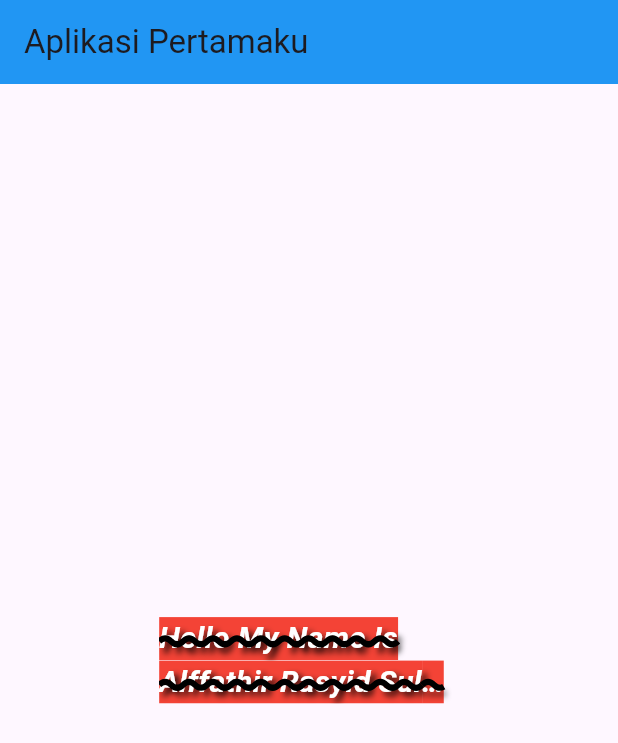
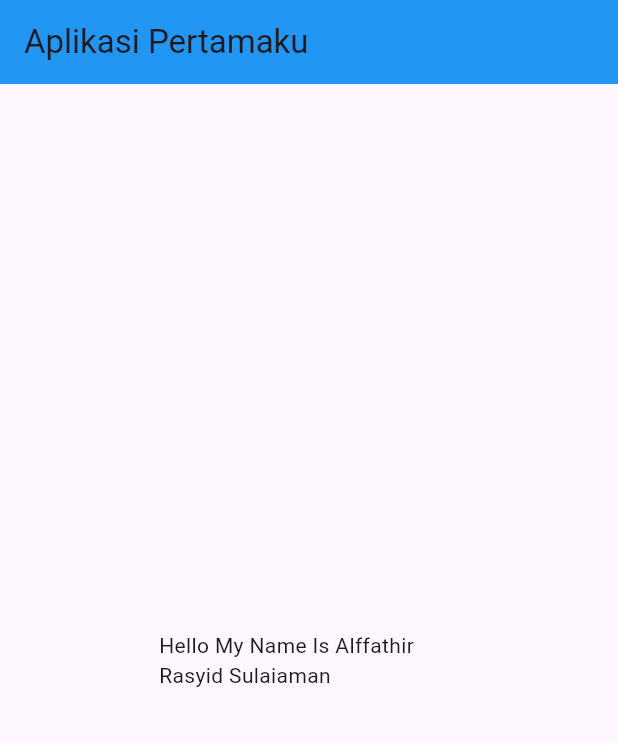
Before and after one commit to exasrin/flutter-app, a Flutter app: the screen it shows after launch, on a phone screen of 412 x 824 dp. Shown: the top 743 px of the screen. Run offline on Flutter 3.47's test engine with Material 3 defaults, Android fonts, the light colour scheme and no system bars.

```diff
--- a/lib/main_page.dart
+++ b/lib/main_page.dart
@@ -15,27 +15,6 @@ class MainPage extends StatelessWidget {
             width: 200,
             child: Text(
               "Hello My Name Is Alffathir Rasyid Sulaiaman",
-              textAlign: TextAlign.start,
-              maxLines: 2,
-              overflow: TextOverflow.ellipsis,
-              style: TextStyle(
-                  backgroundColor: Colors.red,
-                  color: Colors.white,
-                  fontSize: 20,
-                  fontWeight: FontWeight.bold,
-                  fontStyle: FontStyle.italic,
-                  shadows: [
-                    Shadow(
-                        blurRadius: 5,
-                        color: Colors.black,
-                        offset: Offset(3, 3))
-                  ],
-                  // letterSpacing: 5,
-                  // wordSpacing: 5
-                  decoration: TextDecoration.lineThrough,
-                  decorationColor: Colors.black,
-                  decorationThickness: 4,
-                  decorationStyle: TextDecorationStyle.wavy),
             ),
           ),
         ));
--- a/pubspec.yaml
+++ b/pubspec.yaml
@@ -9,6 +9,7 @@ environment:
 dependencies:
   flutter:
     sdk: flutter
+  google_fonts: ^6.1.0
 
 dev_dependencies:
   flutter_test:
```
Also changed, not shown: pubspec.lock, 1 other file.
